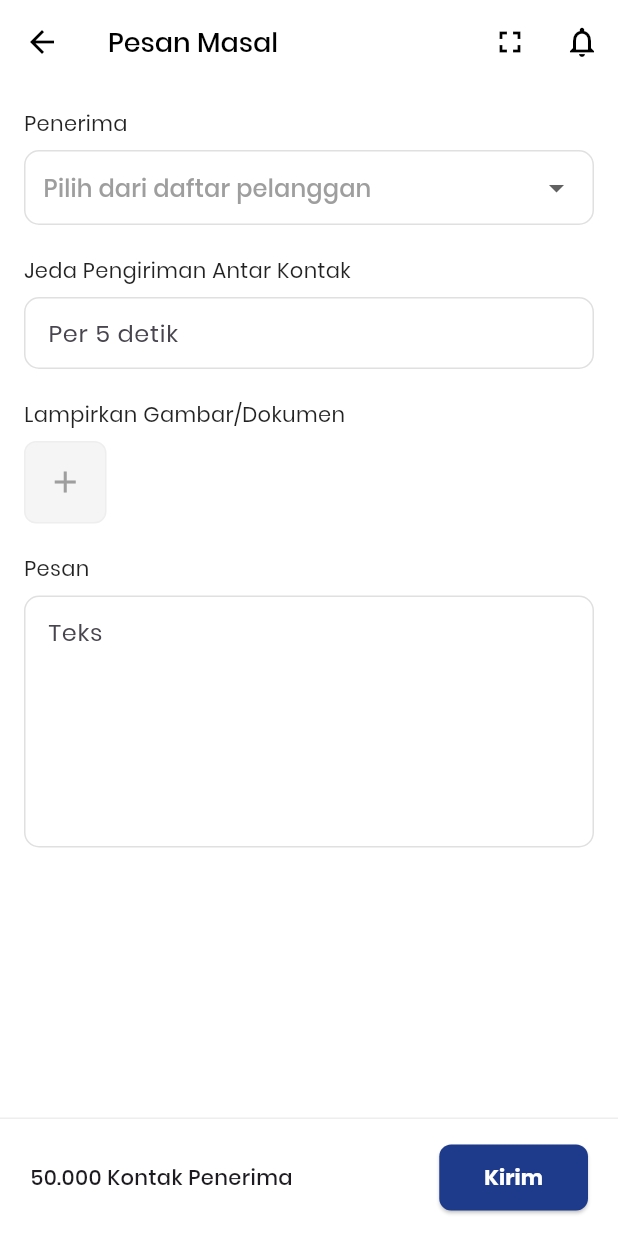
After one commit to ariefprogrammer/mending-front, a Flutter app: the PesanMasalPage screen opened directly, on a phone screen of 412 x 824 dp. The commit adds this screen. Run offline on Flutter 3.47's test engine with Material 3 defaults, Android fonts, the phone set to English and light mode, and no system bars; our stand-ins replace fl_chart, image_picker.

Commit message:
Membuat fitur pesanmasal

```diff
--- a/lib/screens/dashboard.dart
+++ b/lib/screens/dashboard.dart
@@ -12,6 +12,7 @@ import 'bahan/bahan_index.dart';
 import 'pemasukan/pemasukan_index.dart';
 import 'pengeluaran/pengeluaran_index.dart';
 import 'bukukas/bukukas_index.dart';
+import 'pesanmasal/pesanmasal_index.dart';
 
 class DashboardPage extends StatelessWidget {
   const DashboardPage({super.key});
@@ -271,7 +272,14 @@ class DashboardPage extends StatelessWidget {
                         MaterialPageRoute(builder: (context) => const BukuKasIndexPage()),
                       ),
                     ),
-                    _buildMenuItem(Icons.forward_to_inbox_outlined, 'Pesan Masal'),
+                    _buildMenuItem(
+                      Icons.forward_to_inbox_outlined,
+                      'Pesan Masal',
+                      onTap: () => Navigator.push(
+                        context,
+                        MaterialPageRoute(builder: (context) => const PesanMasalPage()),
+                      ),
+                    ),
                     _buildMenuItem(Icons.assignment_outlined, 'Formulir'),
                     _buildMenuItem(Icons.storefront_outlined, 'Outlet'),
                   ],
--- /dev/null
+++ b/lib/screens/pesanmasal/pesanmasal_index.dart
@@ -0,0 +1,261 @@
+import 'dart:io';
+import 'package:flutter/material.dart';
+import 'package:image_picker/image_picker.dart';
+
+class PesanMasalPage extends StatefulWidget {
+  const PesanMasalPage({super.key});
+
+  @override
+  State<PesanMasalPage> createState() => _PesanMasalPageState();
+}
+
+class _PesanMasalPageState extends State<PesanMasalPage> {
+  final List<File> _selectedImages = [];
+  final ImagePicker _picker = ImagePicker();
+
+  Future<void> _pickImage() async {
+    if (_selectedImages.length >= 5) {
+      ScaffoldMessenger.of(context).showSnackBar(
+        const SnackBar(content: Text("Maksimal 5 gambar")),
+      );
+      return;
+    }
+
+    final XFile? image = await _picker.pickImage(source: ImageSource.gallery);
+
+    if (image != null) {
+      setState(() {
+        _selectedImages.add(File(image.path));
+      });
+    }
+  }
+
+  // Fungsi untuk menghapus gambar yang sudah dipilih
+  void _removeImage(int index) {
+    setState(() {
+      _selectedImages.removeAt(index);
+    });
+  }
+
+  // Data Dummy untuk Dropdown Pelanggan
+  String? _selectedCustomerGroup;
+  final List<Map<String, String>> _customerGroups = [
+    {'id': 'all', 'name': 'Semua Pelanggan (50.000)'},
+    {'id': '1', 'name': 'Pelanggan Prioritas'},
+    {'id': '2', 'name': 'Reseller Wilayah Lampung'},
+    {'id': '3', 'name': 'Pelanggan Baru - Januari 2025'},
+    {'id': '4', 'name': 'Grup Cuci Satuan'},
+  ];
+
+  @override
+  Widget build(BuildContext context) {
+    return Scaffold(
+      backgroundColor: Colors.white,
+      appBar: AppBar(
+        backgroundColor: Colors.white,
+        elevation: 0,
+        leading: IconButton(
+          icon: const Icon(Icons.arrow_back, color: Colors.black),
+          onPressed: () => Navigator.pop(context),
+        ),
+        title: const Text(
+          'Pesan Masal',
+          style: TextStyle(color: Colors.black, fontSize: 18, fontWeight: FontWeight.w500),
+        ),
+        actions: [
+          IconButton(onPressed: () {}, icon: const Icon(Icons.fullscreen, color: Colors.black)),
+          IconButton(onPressed: () {}, icon: const Icon(Icons.notifications_none, color: Colors.black)),
+        ],
+      ),
+      body: SingleChildScrollView(
+        padding: const EdgeInsets.all(16.0),
+        child: Column(
+          crossAxisAlignment: CrossAxisAlignment.start,
+          children: [
+            // Label Penerima
+            const Text("Penerima", style: TextStyle(fontSize: 14, color: Colors.black87)),
+            const SizedBox(height: 8),
+            _buildCustomerDropdown(),
+
+            const SizedBox(height: 20),
+
+            // Jeda Pengiriman
+            const Text("Jeda Pengiriman Antar Kontak", style: TextStyle(fontSize: 14, color: Colors.black87)),
+            const SizedBox(height: 8),
+            _buildTextField(hint: "Per 5 detik"),
+
+            const SizedBox(height: 20),
+
+            // Lampiran Gambar/Dokumen
+            const Text("Lampirkan Gambar/Dokumen", style: TextStyle(fontSize: 14, color: Colors.black87)),
+            const SizedBox(height: 8),
+            _buildAttachmentRow(),
+
+            const SizedBox(height: 20),
+
+            // Input Pesan
+            const Text("Pesan", style: TextStyle(fontSize: 14, color: Colors.black87)),
+            const SizedBox(height: 8),
+            _buildMessageField(),
+
+            const SizedBox(height: 40),
+          ],
+        ),
+      ),
+      // Bottom Navigation untuk Info Kontak & Tombol Kirim
+      bottomNavigationBar: _buildBottomAction(),
+    );
+  }
+
+  Widget _buildCustomerDropdown() {
+    return Container(
+      padding: const EdgeInsets.symmetric(horizontal: 12),
+      decoration: BoxDecoration(
+        borderRadius: BorderRadius.circular(10),
+        border: Border.all(color: Colors.grey.shade300),
+      ),
+      child: DropdownButtonHideUnderline(
+        child: DropdownButton<String>(
+          isExpanded: true,
+          hint: const Text("Pilih dari daftar pelanggan", style: TextStyle(color: Colors.grey)),
+          value: _selectedCustomerGroup,
+          items: _customerGroups.map((group) {
+            return DropdownMenuItem<String>(
+              value: group['id'],
+              child: Text(group['name']!),
+            );
+          }).toList(),
+          onChanged: (val) {
+            setState(() {
+              _selectedCustomerGroup = val;
+            });
+          },
+        ),
+      ),
+    );
+  }
+
+  Widget _buildTextField({required String hint}) {
+    return TextField(
+      decoration: InputDecoration(
+        hintText: hint,
+        contentPadding: const EdgeInsets.symmetric(horizontal: 12, vertical: 12),
+        border: OutlineInputBorder(
+          borderRadius: BorderRadius.circular(10),
+          borderSide: BorderSide(color: Colors.grey.shade300), // Ganti Border.all jadi BorderSide
+        ),
+        enabledBorder: OutlineInputBorder(
+          borderRadius: BorderRadius.circular(10),
+          borderSide: BorderSide(color: Colors.grey.shade300), // Gunakan BorderSide
+        ),
+      ),
+    );
+  }
+
+  Widget _buildAttachmentRow() {
+    return SingleChildScrollView(
+      scrollDirection: Axis.horizontal,
+      child: Row(
+        children: [
+          // Tombol Tambah Gambar (+)
+          InkWell(
+            onTap: _pickImage,
+            child: Container(
+              width: 55,
+              height: 55,
+              decoration: BoxDecoration(
+                color: Colors.grey.shade100,
+                borderRadius: BorderRadius.circular(8),
+                border: Border.all(color: Colors.grey.shade200),
+              ),
+              child: const Icon(Icons.add, color: Colors.grey),
+            ),
+          ),
+          const SizedBox(width: 8),
+
+          // List Gambar yang terpilih
+          ...List.generate(_selectedImages.length, (index) {
+            return Stack(
+              children: [
+                Container(
+                  margin: const EdgeInsets.only(right: 8),
+                  width: 55,
+                  height: 55,
+                  decoration: BoxDecoration(
+                    borderRadius: BorderRadius.circular(8),
+                    image: DecorationImage(
+                      image: FileImage(_selectedImages[index]),
+                      fit: BoxFit.cover,
+                    ),
+                  ),
+                ),
+                // Tombol Hapus (X) kecil di pojok gambar
+                Positioned(
+                  top: -2,
+                  right: 5,
+                  child: InkWell(
+                    onTap: () => _removeImage(index),
+                    child: Container(
+                      padding: const EdgeInsets.all(2),
+                      decoration: const BoxDecoration(
+                        color: Colors.red,
+                        shape: BoxShape.circle,
+                      ),
+                      child: const Icon(Icons.close, color: Colors.white, size: 12),
+                    ),
+                  ),
+                ),
+              ],
+            );
+          }),
+        ],
+      ),
+    );
+  }
+
+  Widget _buildMessageField() {
+    return TextField(
+      maxLines: 6,
+      decoration: InputDecoration(
+        hintText: "Teks",
+        contentPadding: const EdgeInsets.all(12),
+        border: OutlineInputBorder(
+          borderRadius: BorderRadius.circular(10),
+          borderSide: BorderSide(color: Colors.grey.shade300), // Ganti Border.all jadi BorderSide
+        ),
+        enabledBorder: OutlineInputBorder(
+          borderRadius: BorderRadius.circular(10),
+          borderSide: BorderSide(color: Colors.grey.shade300), // Gunakan BorderSide
+        ),
+      ),
+    );
+  }
+
+  Widget _buildBottomAction() {
+    return Container(
+      padding: const EdgeInsets.symmetric(horizontal: 20, vertical: 15),
+      decoration: BoxDecoration(
+        color: Colors.white,
+        border: Border(top: BorderSide(color: Colors.grey.shade200)),
+      ),
+      child: Row(
+        mainAxisAlignment: MainAxisAlignment.spaceBetween,
+        children: [
+          const Text(
+            "50.000 Kontak Penerima",
+            style: TextStyle(fontWeight: FontWeight.w500, fontSize: 14),
+          ),
+          ElevatedButton(
+            onPressed: () {},
+            style: ElevatedButton.styleFrom(
+              backgroundColor: const Color(0xFF1E3A8A),
+              padding: const EdgeInsets.symmetric(horizontal: 30, vertical: 12),
+              shape: RoundedRectangleBorder(borderRadius: BorderRadius.circular(8)),
+            ),
+            child: const Text("Kirim", style: TextStyle(color: Colors.white, fontWeight: FontWeight.bold)),
+          ),
+        ],
+      ),
+    );
+  }
+}
--- a/pubspec.yaml
+++ b/pubspec.yaml
@@ -32,6 +32,7 @@ dependencies:
     sdk: flutter
   fl_chart: ^0.66.0
   intl: ^0.19.0
+  image_picker: ^1.0.7
 
   # The following adds the Cupertino Icons font to your application.
   # Use with the CupertinoIcons class for iOS style icons.
```
Also changed, not shown: pubspec.lock, 5 other files.
